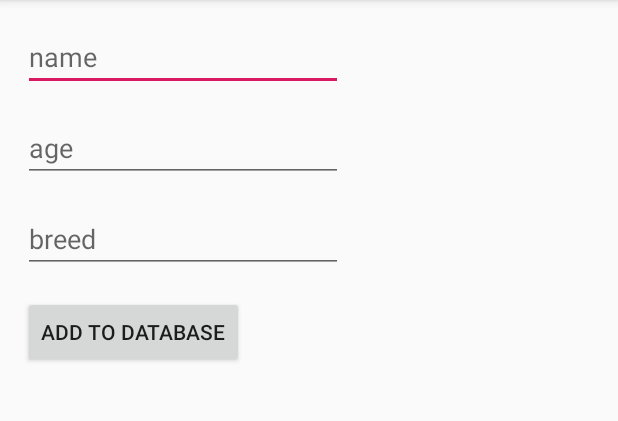
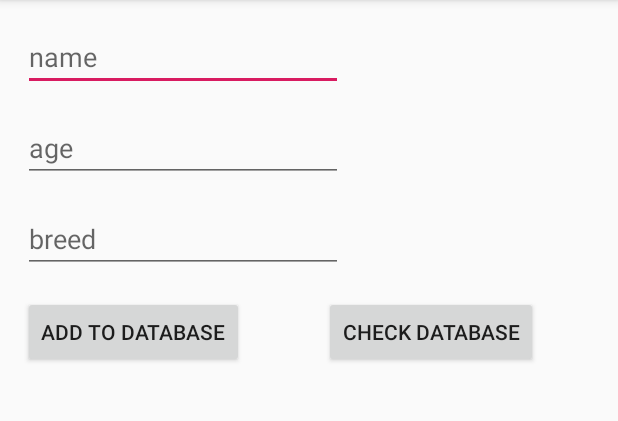
Before and after one commit to RuslanMck/SourceIT-android-, an Android app: the screen it shows after launch (MainActivity), after a tap on "ADD TO DATABASE", on a phone screen of 412 x 824 dp, the part 84-505 px from its top. Run offline under Robolectric (Android 15) with nearby library versions, the phone set to English and light mode, and no system bars; 1 statement that could not run was skipped.

Commit message:
2018.11.24

```diff
--- a/DBCats/app/src/main/java/ua/sourceit/dbcats/MainActivity.java
+++ b/DBCats/app/src/main/java/ua/sourceit/dbcats/MainActivity.java
@@ -4,6 +4,9 @@ import android.support.v7.app.AppCompatActivity;
 import android.os.Bundle;
 import android.view.View;
 import android.widget.EditText;
+import android.widget.Toast;
+
+import java.util.List;
 
 import ua.sourceit.dbcats.helper.DBCatDAOImpl;
 import ua.sourceit.dbcats.model.Cat;
@@ -33,7 +36,24 @@ public class MainActivity extends AppCompatActivity {
 
                 Cat cat = new Cat(name,age, breed);
 
-                catsDb.insertCat(cat);
+                boolean isInserted = catsDb.insertCat(cat);
+
+                if (isInserted = true){
+                    Toast.makeText(MainActivity.this, "В база данных добавлен кот " + cat.getName() , Toast.LENGTH_SHORT).show();
+                }else {
+                    Toast.makeText(MainActivity.this, "Данные не добавлены в базу данных", Toast.LENGTH_SHORT).show();
+                }
+            }
+        });
+
+        findViewById(R.id.buttonCheck).setOnClickListener(new View.OnClickListener() {
+            @Override
+            public void onClick(View v) {
+                try {
+                    Toast.makeText(MainActivity.this, "В базе данных " + catsDb.getAll() + " кота", Toast.LENGTH_SHORT).show();
+                } catch (NullPointerException e){
+                    Toast.makeText(MainActivity.this, "Даза данных пуста"   , Toast.LENGTH_SHORT).show();
+                }
             }
         });
     }
--- a/DBCats/app/src/main/java/ua/sourceit/dbcats/helper/CatDataAccessObject.java
+++ b/DBCats/app/src/main/java/ua/sourceit/dbcats/helper/CatDataAccessObject.java
@@ -1,14 +1,10 @@
 package ua.sourceit.dbcats.helper;
-
-import android.widget.ListView;
-
-import java.util.List;
 
 import ua.sourceit.dbcats.model.Cat;
 
 public interface CatDataAccessObject {
 
-    void insertCat(Cat cat);
+    boolean insertCat(Cat cat);
 
-    List<Cat> getAll();
+    int getAll();
 }
--- a/DBCats/app/src/main/java/ua/sourceit/dbcats/helper/DBCatDAOImpl.java
+++ b/DBCats/app/src/main/java/ua/sourceit/dbcats/helper/DBCatDAOImpl.java
@@ -22,18 +22,23 @@ public class DBCatDAOImpl implements CatDataAccessObject {
     }
 
     @Override
-    public void insertCat(Cat cat) {
+    public boolean insertCat(Cat cat) {
         ContentValues values = new ContentValues();
         values.put(Cat.COLUMN_NAME, cat.getName());
         values.put(Cat.COLUMN_AGE, cat.getAge());
         values.put(Cat.COLUMN_BREED, cat.getBreed());
 
         SQLiteDatabase writableDatabase = databaseHelper.getWritableDatabase();
-        writableDatabase.insert(Cat.TABLE_NAME, null, values);
+        long result = writableDatabase.insert(Cat.TABLE_NAME, null, values);
+        if (result == -1){
+            return false;
+        } else {
+            return true;
+        }
     }
 
     @Override
-    public List<Cat> getAll() {
+    public int getAll() {
         SQLiteDatabase readableDatabase = databaseHelper.getReadableDatabase();
         Cursor cursor = readableDatabase.query(Cat.TABLE_NAME,null, null, null, null, null,null);
 
@@ -54,6 +59,6 @@ public class DBCatDAOImpl implements CatDataAccessObject {
             }
             cursor.close();
         }
-        return null;
+        return catList.size();
     }
 }
--- a/DBCats/app/src/main/java/ua/sourceit/dbcats/helper/DatabaseHelper.java
+++ b/DBCats/app/src/main/java/ua/sourceit/dbcats/helper/DatabaseHelper.java
@@ -12,7 +12,7 @@ public class DatabaseHelper extends SQLiteOpenHelper {
     public static final int DATABASE_VERSION = 1;
 
     private static final String EXEC_SQL = String .format("create table %s(%s INTEGER PRIMARY KEY AUTOINCREMENT, %s TEXT, %s INTEGER, %s TEST)",
-            Cat.TABLE_NAME, Cat._ID, Cat.TABLE_NAME, Cat.COLUMN_AGE, Cat.COLUMN_BREED);
+            Cat.TABLE_NAME, Cat._ID, Cat.COLUMN_NAME, Cat.COLUMN_AGE, Cat.COLUMN_BREED);
 
     public DatabaseHelper(Context context) {
         super(context, "Cats.db", null, 1);
--- a/DBCats/app/src/main/res/layout/activity_main.xml
+++ b/DBCats/app/src/main/res/layout/activity_main.xml
@@ -54,4 +54,14 @@
         app:layout_constraintStart_toStartOf="parent"
         app:layout_constraintTop_toBottomOf="@+id/editTextBreed" />
 
+    <Button
+        android:id="@+id/buttonCheck"
+        android:layout_width="wrap_content"
+        android:layout_height="wrap_content"
+        android:layout_marginTop="15dp"
+        android:text="Check database"
+        app:layout_constraintEnd_toEndOf="parent"
+        app:layout_constraintStart_toEndOf="@+id/buttonAdd"
+        app:layout_constraintTop_toBottomOf="@+id/editTextBreed" />
+
 </android.support.constraint.ConstraintLayout>
```
